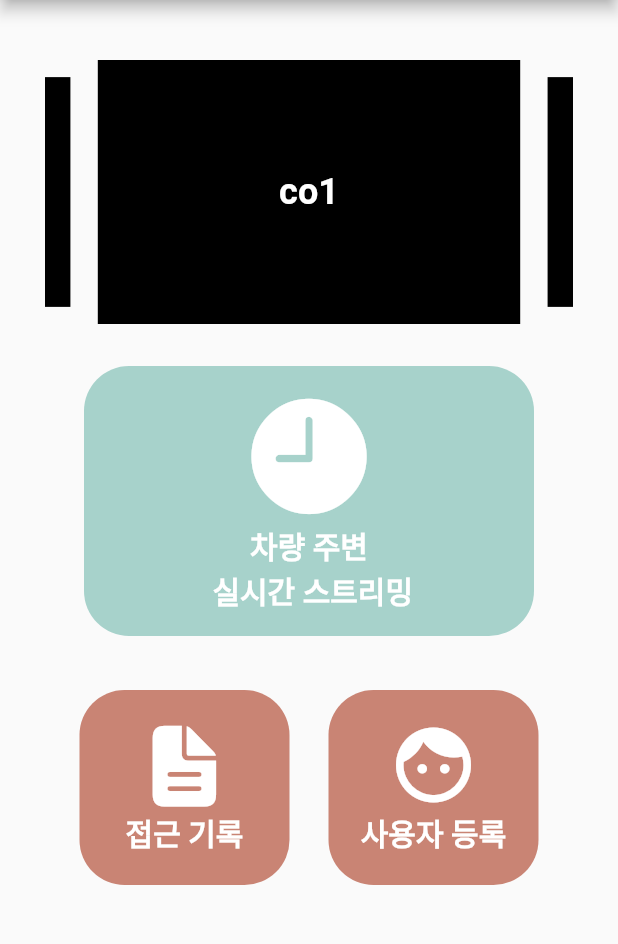
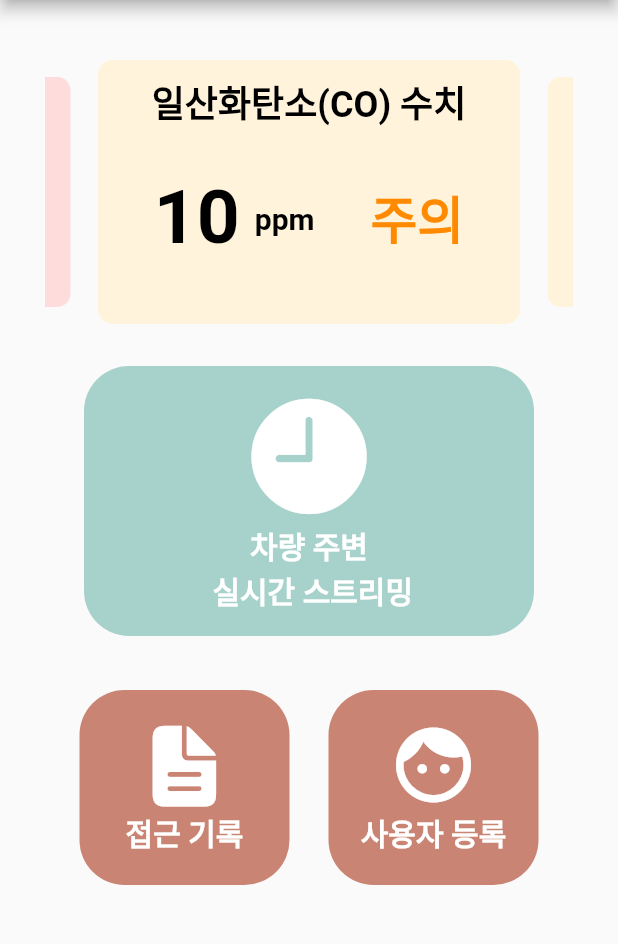
Before and after one commit to KOBOTBOARD-11/2022ESWContest_mobility_6017, a Flutter app: the screen it shows after launch, on a phone screen of 412 x 824 dp, the part 84-1028 px from its top. Run offline on Flutter 3.47's test engine with Material 2 defaults, Android fonts, the phone set to English and light mode, and no system bars; drawn by our look-alikes of carousel_slider; our stand-ins replace firebase_core; accounts and stored records are empty.

Commit message:
feature: card detail frontend

```diff
--- /dev/null
+++ b/carkeeper/lib/commons/common_form_card.dart
@@ -0,0 +1,78 @@
+import 'package:flutter/material.dart';
+
+import '../styles.dart';
+
+class CommonFormCard extends StatefulWidget {
+  final gasName;
+  final amount;
+
+  const CommonFormCard({required this.gasName, required this.amount});
+
+  @override
+  State<CommonFormCard> createState() => _CommonFormCardState(gasName, amount);
+}
+
+class _CommonFormCardState extends State<CommonFormCard> {
+  final gas;
+  final amt;
+  var mColor;
+  var status;
+  var sColor;
+  _CommonFormCardState(this.gas, this.amt);
+  @override
+  Widget build(BuildContext context) {
+    print(amt);
+    if (amt < (10)) {
+      mColor = Color(0xFFDCECFF);
+      status = "안전";
+      sColor = Color(0xFF0057FF);
+    } else if (10 <= amt && amt < 50) {
+      mColor = Color(0xFFFFF3DC);
+      status = "주의";
+      sColor = Color(0xFFFF8A00);
+    } else {
+      mColor = Color(0xFFFFDCDC);
+      status = "위험";
+      sColor = Color(0xFFFF0000);
+    }
+    return Container(
+      decoration:
+          BoxDecoration(borderRadius: BorderRadius.circular(10), color: mColor),
+      alignment: Alignment.center,
+      width: 300,
+      height: 180,
+      child: Column(
+        children: [
+          SizedBox(height: 10),
+          Text(
+            '${gas} 수치',
+            style: h5(),
+          ),
+          SizedBox(height: 30),
+          Row(
+            mainAxisAlignment: MainAxisAlignment.spaceEvenly,
+            children: [
+              Row(
+                children: [
+                  Text(
+                    "${amt}",
+                    style: bigSize1(),
+                  ),
+                  SizedBox(width: 10),
+                  Text(
+                    "ppm",
+                    style: body2(),
+                  )
+                ],
+              ),
+              Text(
+                "${status}",
+                style: h4(mColor: sColor),
+              )
+            ],
+          )
+        ],
+      ),
+    );
+  }
+}
--- a/carkeeper/lib/components/home_page_components/co_make_components.dart
+++ b/carkeeper/lib/components/home_page_components/co_make_components.dart
@@ -1,3 +1,4 @@
+import 'package:carkeeper/commons/common_form_card.dart';
 import 'package:carkeeper/styles.dart';
 import 'package:carousel_slider/carousel_slider.dart';
 import 'package:flutter/material.dart';
@@ -12,29 +13,12 @@ class _CoMakeCompoState extends State<CoMakeCompo> {
   Widget build(BuildContext context) {
     return CarouselSlider(
       items: [
-        Container(
-          alignment: Alignment.center,
-          width: 300,
-          height: 180,
-          color: Colors.black,
-          child: Text(
-            'co1',
-            style: h5(mColor: Colors.white),
-          ),
-        ),
-        Container(
-          alignment: Alignment.center,
-          width: 300,
-          height: 180,
-          color: Colors.black,
-          child: Text(
-            'co2',
-            style: h5(mColor: Colors.white),
-          ),
-        ),
+        CommonFormCard(gasName: "일산화탄소(CO)", amount: 10),
+        CommonFormCard(gasName: "메탄가스(CH4)", amount: 20),
+        CommonFormCard(gasName: "LPG", amount: 55),
       ],
       options: CarouselOptions(
-        autoPlay: true,
+        autoPlay: false,
         aspectRatio: 2.0,
         initialPage: 0,
         enlargeCenterPage: true,
--- a/carkeeper/lib/pages/home_screen_page.dart
+++ b/carkeeper/lib/pages/home_screen_page.dart
@@ -6,7 +6,12 @@ import 'package:flutter/material.dart';
 import '../components/home_page_components/co_make_components.dart';
 import '../components/home_page_components/face_components.dart';
 
-class HomeScreenPage extends StatelessWidget {
+class HomeScreenPage extends StatefulWidget {
+  @override
+  State<HomeScreenPage> createState() => _HomeScreenPageState();
+}
+
+class _HomeScreenPageState extends State<HomeScreenPage> {
   @override
   Widget build(BuildContext context) {
     return Scaffold(
--- a/carkeeper/lib/styles.dart
+++ b/carkeeper/lib/styles.dart
@@ -1,4 +1,20 @@
 import 'package:flutter/material.dart';
+
+TextStyle bigSize1({Color mColor = Colors.black}) {
+  return TextStyle(fontWeight: FontWeight.bold, fontSize: 50, color: mColor);
+}
+
+TextStyle h1({Color mColor = Colors.black}) {
+  return TextStyle(fontWeight: FontWeight.bold, fontSize: 40, color: mColor);
+}
+
+TextStyle h2({Color mColor = Colors.black}) {
+  return TextStyle(fontWeight: FontWeight.bold, fontSize: 38, color: mColor);
+}
+
+TextStyle h3({Color mColor = Colors.black}) {
+  return TextStyle(fontWeight: FontWeight.bold, fontSize: 36, color: mColor);
+}
 
 TextStyle h4({Color mColor = Colors.black}) {
   return TextStyle(fontWeight: FontWeight.bold, fontSize: 34, color: mColor);
@@ -27,3 +43,7 @@ TextStyle overLine({Color mColor = Colors.black}) {
 TextStyle body1({Color mColor = Colors.black}) {
   return TextStyle(fontSize: 20, color: mColor);
 }
+
+TextStyle body2({Color mColor = Colors.black}) {
+  return TextStyle(fontWeight: FontWeight.bold, fontSize: 20, color: mColor);
+}
```
